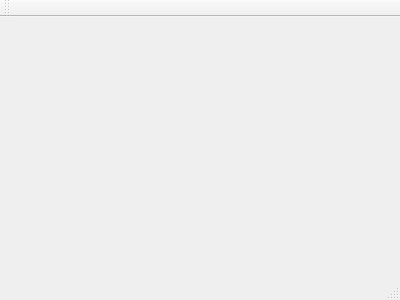
Old version of the form src/mainwindow.ui in the repository thetazzbot/karaokeplayer.
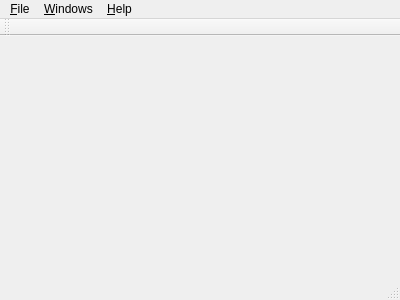
New version of the form.

Patch:
```diff
--- a/src/mainwindow.ui
+++ b/src/mainwindow.ui
@@ -23,6 +23,31 @@
      <height>20</height>
     </rect>
    </property>
+   <widget class="QMenu" name="menu_File">
+    <property name="title">
+     <string>&amp;File</string>
+    </property>
+    <addaction name="actionPlay_file"/>
+    <addaction name="separator"/>
+    <addaction name="action_Quit"/>
+   </widget>
+   <widget class="QMenu" name="menuWindows">
+    <property name="title">
+     <string>&amp;Windows</string>
+    </property>
+    <addaction name="action_Player_window"/>
+    <addaction name="separator"/>
+    <addaction name="actionSettings"/>
+   </widget>
+   <widget class="QMenu" name="menu_Help">
+    <property name="title">
+     <string>&amp;Help</string>
+    </property>
+    <addaction name="action_About"/>
+   </widget>
+   <addaction name="menu_File"/>
+   <addaction name="menuWindows"/>
+   <addaction name="menu_Help"/>
   </widget>
   <widget class="QToolBar" name="mainToolBar">
    <attribute name="toolBarArea">
```
Left out of the diff: 28 changed lines with no effect on the pictures.
